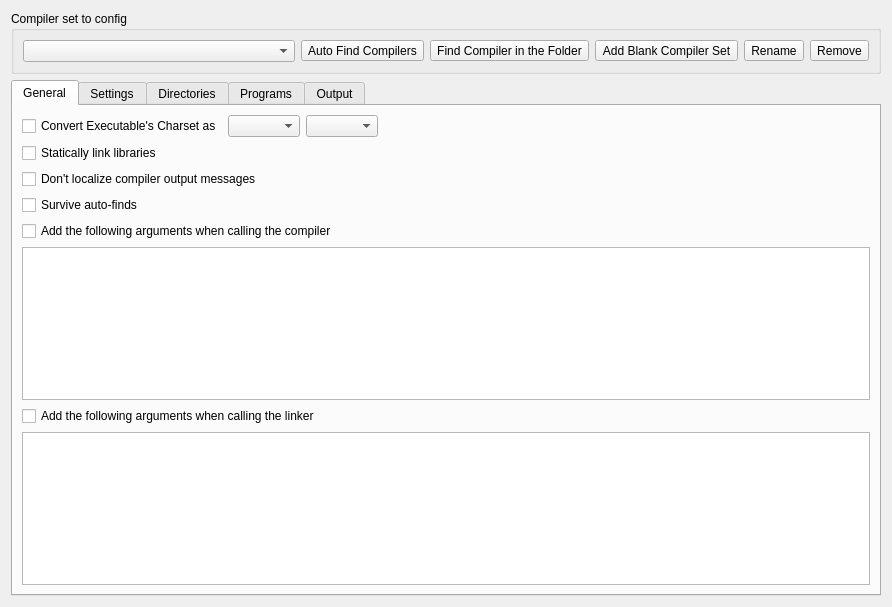
royqh1979/RedPanda-CPP, file RedPandaIDE/settingsdialog/compilersetoptionwidget.ui: the form before one commit.
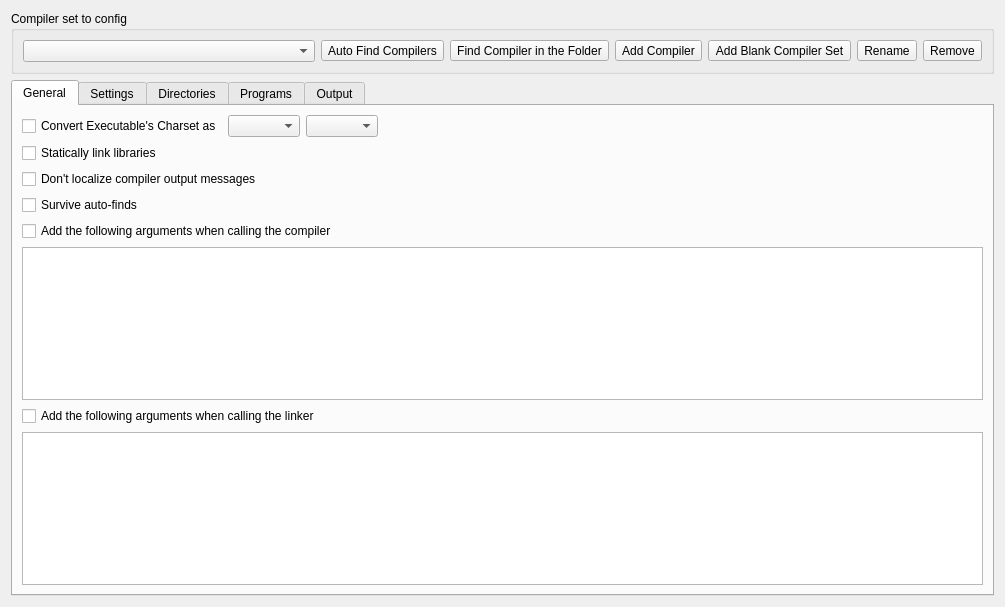
The form after the commit. Custom widgets are drawn as their Qt base class.

Commit message: - enhancement: Add compiler set by choose the executable.

The edit to the form file:
```diff
--- a/RedPandaIDE/settingsdialog/compilersetoptionwidget.ui
+++ b/RedPandaIDE/settingsdialog/compilersetoptionwidget.ui
@@ -6,7 +6,7 @@
    <rect>
     <x>0</x>
     <y>0</y>
-    <width>892</width>
+    <width>1005</width>
     <height>607</height>
    </rect>
   </property>
@@ -49,6 +49,13 @@
         </property>
        </widget>
       </item>
+      <item>
+       <widget class="QToolButton" name="btnAddCompilerSetByFile">
+        <property name="text">
+         <string>Add Compiler</string>
+        </property>
+       </widget>
+      </item>
       <item>
        <widget class="QToolButton" name="btnAddBlankCompilerSet">
         <property name="toolTip">
```
Left out of the diff: 1 changed line with no effect on the pictures. The commit also changes 2 other files.
